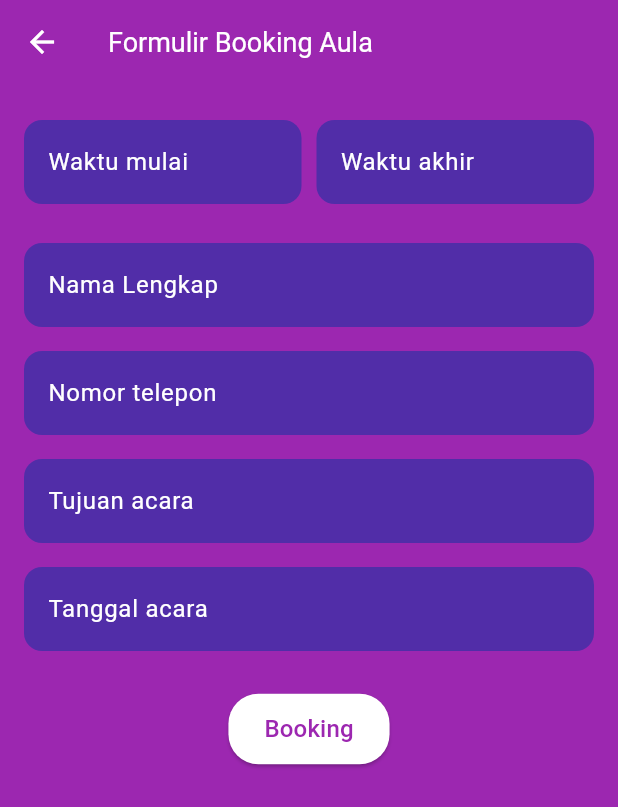
After one commit to adenyuy/el-muhajirin, a Flutter app: the screen it shows after launch, item 2 of the bottom bar chosen, after a tap on "disini", on a phone screen of 412 x 824 dp. The commit adds this screen. Shown: the top 807 px of the screen. Run offline on Flutter 3.47's test engine with Material 3 defaults, Android fonts, the phone set to English and light mode, and no system bars; our stand-ins replace lottie.

Commit message:
create booking form

```diff
--- /dev/null
+++ b/lib/booking_form.dart
@@ -0,0 +1,218 @@
+import 'package:flutter/material.dart';
+import 'package:intl/intl.dart';
+
+class BookingFormPage extends StatefulWidget {
+  const BookingFormPage({super.key});
+
+  @override
+  _BookingFormPageState createState() => _BookingFormPageState();
+}
+
+class _BookingFormPageState extends State<BookingFormPage> {
+  final _formKey = GlobalKey<FormState>();
+  final TextEditingController _namaController = TextEditingController();
+  final TextEditingController _teleponController = TextEditingController();
+  final TextEditingController _tujuanController = TextEditingController();
+  final TextEditingController _tanggalController = TextEditingController();
+  final TextEditingController _waktuMulaiController = TextEditingController();
+  final TextEditingController _waktuAkhirController = TextEditingController();
+
+  // Fungsi untuk memilih tanggal
+  Future<void> _pickDate() async {
+    DateTime? picked = await showDatePicker(
+      context: context,
+      initialDate: DateTime.now(),
+      firstDate: DateTime.now(),
+      lastDate: DateTime(2100),
+    );
+    if (picked != null) {
+      setState(() {
+        _tanggalController.text = DateFormat('dd-MM-yyyy').format(picked);
+      });
+    }
+  }
+
+  // Fungsi untuk memilih waktu
+  Future<void> _pickTime(TextEditingController controller) async {
+    TimeOfDay? picked = await showTimePicker(
+      context: context,
+      initialTime: TimeOfDay.now(),
+    );
+    if (picked != null) {
+      setState(() {
+        controller.text = picked.format(context);
+      });
+    }
+  }
+
+  // Fungsi untuk menampilkan popup konfirmasi
+  void _showConfirmationDialog() {
+    if (_formKey.currentState!.validate()) {
+      showDialog(
+        context: context,
+        builder: (context) {
+          return AlertDialog(
+            shape:
+                RoundedRectangleBorder(borderRadius: BorderRadius.circular(12)),
+            title: const Text("Konfirmasi Booking"),
+            content: const Text("Apakah Anda yakin data sudah benar?"),
+            actions: [
+              TextButton(
+                onPressed: () => Navigator.pop(context), // Tutup popup
+                child: const Text("Batal"),
+              ),
+              ElevatedButton(
+                onPressed: () {
+                  Navigator.pop(context); // Tutup popup
+                  ScaffoldMessenger.of(context).showSnackBar(
+                    const SnackBar(
+                      content: Text("Booking berhasil!"),
+                      backgroundColor: Colors.green,
+                    ),
+                  );
+                },
+                child: const Text("Ya, Booking"),
+              ),
+            ],
+          );
+        },
+      );
+    }
+  }
+
+  @override
+  Widget build(BuildContext context) {
+    return Scaffold(
+      backgroundColor: const Color(0xFF9C27B0), // Warna ungu sesuai gambar
+      appBar: AppBar(
+        backgroundColor: Colors.transparent,
+        elevation: 0,
+        leading: IconButton(
+          icon: const Icon(Icons.arrow_back, color: Colors.white),
+          onPressed: () => Navigator.pop(context),
+        ),
+        title: const Text(
+          "Formulir Booking Aula",
+          style: TextStyle(color: Colors.white, fontSize: 18),
+        ),
+      ),
+      body: Padding(
+        padding: const EdgeInsets.all(16.0),
+        child: Form(
+          key: _formKey,
+          child: Column(
+            crossAxisAlignment: CrossAxisAlignment.start,
+            children: [
+              // Waktu Mulai & Waktu Akhir
+              Row(
+                children: [
+                  Expanded(
+                    child: _buildTextField(
+                      controller: _waktuMulaiController,
+                      label: "Waktu mulai",
+                      readOnly: true,
+                      onTap: () => _pickTime(_waktuMulaiController),
+                    ),
+                  ),
+                  const SizedBox(width: 10),
+                  Expanded(
+                    child: _buildTextField(
+                      controller: _waktuAkhirController,
+                      label: "Waktu akhir",
+                      readOnly: true,
+                      onTap: () => _pickTime(_waktuAkhirController),
+                    ),
+                  ),
+                ],
+              ),
+              const SizedBox(height: 10),
+
+              _buildTextField(
+                  controller: _namaController, label: "Nama Lengkap"),
+              _buildTextField(
+                  controller: _teleponController,
+                  label: "Nomor telepon",
+                  isNumber: true),
+              _buildTextField(
+                  controller: _tujuanController, label: "Tujuan acara"),
+              _buildTextField(
+                controller: _tanggalController,
+                label: "Tanggal acara",
+                readOnly: true,
+                onTap: _pickDate,
+              ),
+
+              const SizedBox(height: 20),
+
+              // Tombol Booking
+              Center(
+                child: ElevatedButton(
+                  style: ElevatedButton.styleFrom(
+                    backgroundColor: Colors.white,
+                    shape: RoundedRectangleBorder(
+                      borderRadius: BorderRadius.circular(20),
+                    ),
+                    padding: const EdgeInsets.symmetric(
+                        vertical: 12, horizontal: 24),
+                  ),
+                  onPressed: _showConfirmationDialog,
+                  child: const Text(
+                    "Booking",
+                    style: TextStyle(color: Colors.purple, fontSize: 16),
+                  ),
+                ),
+              ),
+            ],
+          ),
+        ),
+      ),
+    );
+  }
+
+  // Fungsi reusable untuk membuat text field
+  Widget _buildTextField({
+    required TextEditingController controller,
+    required String label,
+    bool readOnly = false,
+    bool isNumber = false,
+    VoidCallback? onTap,
+  }) {
+    return Padding(
+      padding: const EdgeInsets.symmetric(vertical: 8.0),
+      child: TextFormField(
+        controller: controller,
+        readOnly: readOnly,
+        keyboardType: isNumber ? TextInputType.phone : TextInputType.text,
+        style: const TextStyle(color: Colors.white),
+        decoration: InputDecoration(
+          labelText: label,
+          labelStyle: const TextStyle(color: Colors.white),
+          filled: true,
+          fillColor: Colors.deepPurple.shade700,
+          border: OutlineInputBorder(
+            borderRadius: BorderRadius.circular(12),
+            borderSide: BorderSide.none,
+          ),
+        ),
+        validator: (value) {
+          if (value == null || value.isEmpty) {
+            return "$label tidak boleh kosong";
+          }
+          return null;
+        },
+        onTap: onTap,
+      ),
+    );
+  }
+
+  @override
+  void dispose() {
+    _namaController.dispose();
+    _teleponController.dispose();
+    _tujuanController.dispose();
+    _tanggalController.dispose();
+    _waktuMulaiController.dispose();
+    _waktuAkhirController.dispose();
+    super.dispose();
+  }
+}
--- a/lib/calendar.dart
+++ b/lib/calendar.dart
@@ -1,4 +1,5 @@
 import 'package:flutter/material.dart';
+import 'booking_form.dart'; // Import halaman booking
 
 class CalendarPage extends StatelessWidget {
   const CalendarPage({super.key});
@@ -162,19 +163,31 @@ class CalendarPage extends StatelessWidget {
                 ),
                 const SizedBox(height: 8),
 
-                // Booking Aula
-                const Text.rich(
-                  TextSpan(
-                    text: "Ingin menggunakan aula masjid? Booking ",
-                    style: TextStyle(fontSize: 14),
-                    children: [
-                      TextSpan(
-                        text: "disini",
+                // Booking Aula dengan GestureDetector
+                Row(
+                  children: [
+                    const Text(
+                      "Ingin menggunakan aula masjid? Booking ",
+                      style: TextStyle(fontSize: 14),
+                    ),
+                    GestureDetector(
+                      onTap: () {
+                        Navigator.push(
+                          context,
+                          MaterialPageRoute(
+                              builder: (context) => const BookingFormPage()),
+                        );
+                      },
+                      child: const Text(
+                        "disini",
                         style: TextStyle(
-                            color: Colors.purple, fontWeight: FontWeight.bold),
+                          color: Colors.purple,
+                          fontWeight: FontWeight.bold,
+                          decoration: TextDecoration.underline,
+                        ),
                       ),
-                    ],
-                  ),
+                    ),
+                  ],
                 ),
                 const SizedBox(height: 16),
 
--- a/pubspec.yaml
+++ b/pubspec.yaml
@@ -34,6 +34,7 @@ dependencies:
   # The following adds the Cupertino Icons font to your application.
   # Use with the CupertinoIcons class for iOS style icons.
   cupertino_icons: ^1.0.8
+  intl: 0.18.0
 
 dev_dependencies:
   flutter_test:
```
Also changed, not shown: pubspec.lock.
